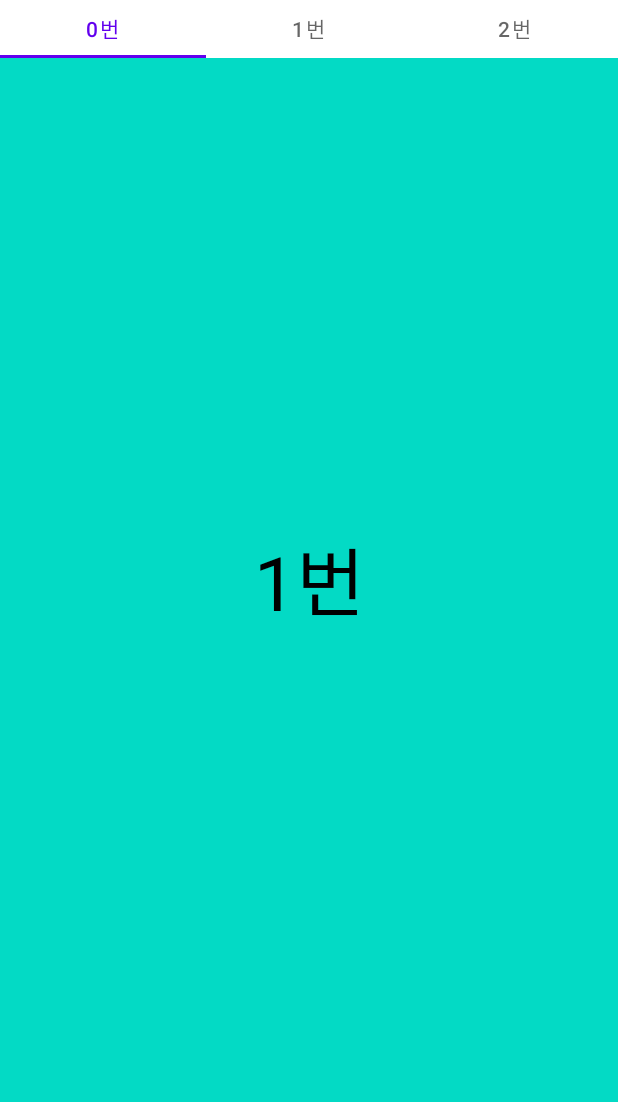
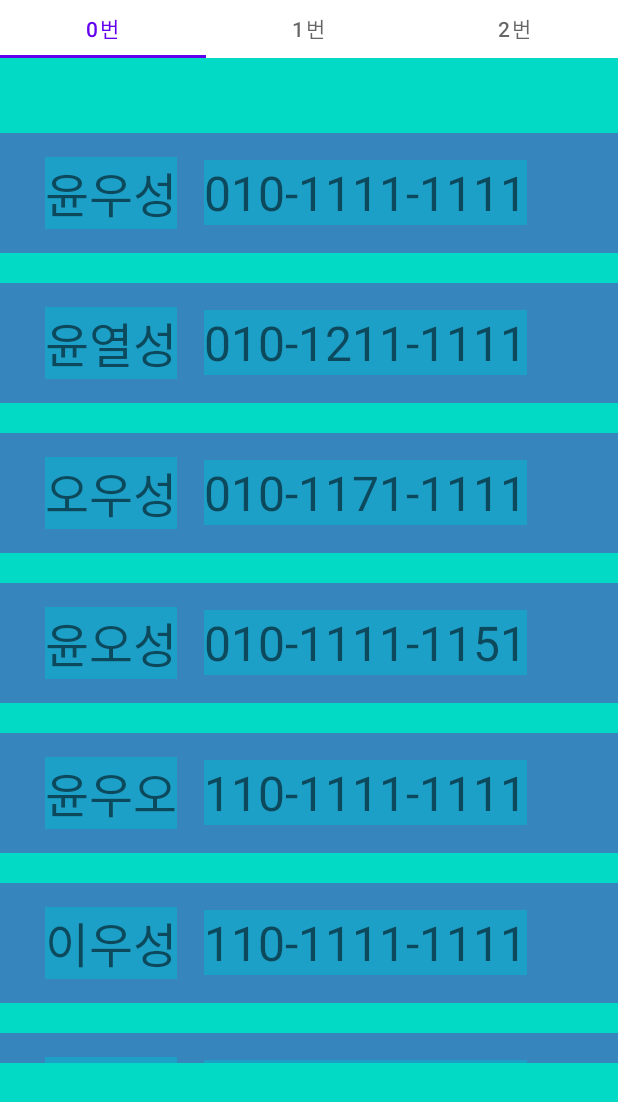
Before and after one commit to seilj/madcamp_week1, an Android app: the screen it shows after launch (MainActivity), on a phone screen of 412 x 824 dp, the part 134-1236 px from its top. Run offline under Robolectric (Android 15) with nearby library versions, the phone set to English and light mode, and no system bars; our stand-ins replace navigation-ui.

Commit message:
git commit
탭 1 구현

```diff
--- a/app/build.gradle
+++ b/app/build.gradle
@@ -45,6 +45,8 @@ dependencies {
     implementation libs.androidx.lifecycle.viewmodel.ktx
     implementation libs.androidx.navigation.fragment.ktx
     implementation libs.androidx.navigation.ui.ktx
+    implementation 'androidx.recyclerview:recyclerview:1.1.0'
+    implementation 'com.google.code.gson:gson:2.10.1'
     testImplementation libs.junit
     androidTestImplementation libs.androidx.junit
     androidTestImplementation libs.androidx.espresso.core
--- /dev/null
+++ b/app/src/main/assets/PeopleData.json
@@ -0,0 +1,46 @@
+[
+  {
+    "name": "윤우성",
+    "phoneNum": "010-1111-1111"
+  },
+  {
+    "name": "윤열성",
+    "phoneNum": "010-1211-1111"
+  },
+  {
+    "name": "오우성",
+    "phoneNum": "010-1171-1111"
+  },
+  {
+    "name": "윤오성",
+    "phoneNum": "010-1111-1151"
+  },
+  {
+    "name": "윤우오",
+    "phoneNum": "110-1111-1111"
+  },
+  {
+    "name": "이우성",
+    "phoneNum": "110-1111-1111"
+  },
+  {
+    "name": "윤우성",
+    "phoneNum": "010-1111-1111"
+  },
+  {
+    "name": "윤우성",
+    "phoneNum": "010-1111-1111"
+  },
+  {
+    "name": "윤우성",
+    "phoneNum": "010-1111-1111"
+  },
+  {
+    "name": "윤우성",
+    "phoneNum": "010-1111-1111"
+  },
+  {
+    "name": "윤우성",
+    "phoneNum": "010-1111-1111"
+  }
+]
--- a/app/src/main/java/com/example/myapplication/Fragment1.kt
+++ b/app/src/main/java/com/example/myapplication/Fragment1.kt
@@ -5,8 +5,41 @@ import android.view.LayoutInflater
 import android.view.View
 import android.view.ViewGroup
 import androidx.fragment.app.Fragment
+import androidx.recyclerview.widget.LinearLayoutManager
+import androidx.recyclerview.widget.RecyclerView
+import com.example.myapplication.databinding.ActivityMainBinding
 import com.example.myapplication.databinding.Fragment1Binding
+import com.example.myapplication.databinding.ItemRecyclerviewBinding
+import com.google.gson.Gson
+import android.util.Log
 
+
+data class PeopleData(val name: String, val phoneNum:String)
+
+class CustomAdapter(val peopleList: ArrayList<PeopleData>) : RecyclerView.Adapter<CustomAdapter.Holder>() {
+    //profileList의 Size를 return하여 몇 명의 data가 존재하는지 확인
+    override fun getItemCount(): Int {
+        return peopleList.size
+    }
+
+    //새로운 ViewHolder 객체 생성 및 ViewHolder의 레이아웃 inflate
+    override fun onCreateViewHolder(parent: ViewGroup, viewType: Int): CustomAdapter.Holder {
+        val binding = ItemRecyclerviewBinding.inflate(LayoutInflater.from(parent.context), parent, false)
+        return Holder(binding)
+    }
+    //RecyclerView에서 각 value를 Binding 할 때 호출되는 함수로 position 매개변수를 통해
+    //profileList에서 value를 꺼내고 각 View에 설정해준다.
+    override fun onBindViewHolder(holder: CustomAdapter.Holder, position: Int) {
+        holder.name.text = peopleList[position].name
+        holder.phonenum.text = peopleList[position].phoneNum
+
+    }
+    //binding 객체를 통해 각 View 요소에 접근하게 한다
+    inner class Holder(val binding: ItemRecyclerviewBinding) : RecyclerView.ViewHolder(binding.root) {
+        val name = binding.rvName
+        val phonenum = binding.rvPhonenum
+    }
+}
 
 class Fragment1: Fragment() {
     private lateinit var binding: Fragment1Binding
@@ -17,6 +50,21 @@ class Fragment1: Fragment() {
         savedInstanceState: Bundle?
     ): View {
         binding = Fragment1Binding.inflate(inflater, container, false)
+
+        val peopleList = ArrayList<PeopleData>()
+
+        val assetManager = resources.assets
+        val inputStream = assetManager.open("PeopleData.json")
+        val jsonString = inputStream.bufferedReader().use { it.readText() }
+        val gson = Gson()
+        val peopleArray: Array<PeopleData> = gson.fromJson(jsonString, Array<PeopleData>::class.java)
+        Log.d("Fragment1", "Loaded People Data: ${peopleList.joinToString { it.phoneNum }}")
+
+        peopleList.addAll(peopleArray)
+
+        binding.rv.adapter = CustomAdapter(peopleList)
+        binding.rv.layoutManager = LinearLayoutManager(requireContext())
+
         return binding.root
     }
 }
--- a/app/src/main/java/com/example/myapplication/Fragment2.kt
+++ b/app/src/main/java/com/example/myapplication/Fragment2.kt
@@ -17,6 +17,7 @@ class Fragment2: Fragment() {
         savedInstanceState: Bundle?
     ): View {
         binding = Fragment2Binding.inflate(inflater, container, false)
+
         return binding.root
     }
 }
--- a/app/src/main/res/layout/fragment1.xml
+++ b/app/src/main/res/layout/fragment1.xml
@@ -4,12 +4,11 @@
     android:layout_height="match_parent"
     android:background="@color/teal_200">
 
-    <TextView
+    <androidx.recyclerview.widget.RecyclerView
+        android:id="@+id/rv"
         android:layout_width="match_parent"
-        android:layout_height="match_parent"
-        android:gravity="center"
-        android:text="1번"
-        android:textColor="@color/black"
-        android:textSize="50dp" />
+        android:layout_height="620dp"
+        android:layout_marginTop="50dp"
+        android:layout_marginBottom="80dp" />
 
 </FrameLayout>
--- /dev/null
+++ b/app/src/main/res/layout/item_recyclerview.xml
@@ -0,0 +1,37 @@
+<?xml version="1.0" encoding="utf-8"?>
+<androidx.constraintlayout.widget.ConstraintLayout xmlns:android="http://schemas.android.com/apk/res/android"
+    android:layout_width="match_parent"
+    android:layout_height="100dp"
+    xmlns:app="http://schemas.android.com/apk/res-auto">
+
+    <LinearLayout
+        android:layout_width="match_parent"
+        android:layout_height="80dp"
+        android:background="#85673AB7"
+        android:orientation="horizontal"
+        app:layout_constraintTop_toTopOf="parent"
+        app:layout_constraintStart_toStartOf="parent"
+        app:layout_constraintEnd_toEndOf="parent">
+
+        <TextView
+            android:id="@+id/rv_name"
+            android:layout_width="wrap_content"
+            android:layout_height="wrap_content"
+            android:layout_gravity="center"
+            android:layout_marginStart="30dp"
+            android:background="#7700BCD4"
+            android:text="name"
+            android:textSize="32sp" />
+
+        <TextView
+            android:id="@+id/rv_phonenum"
+            android:layout_width="wrap_content"
+            android:layout_height="wrap_content"
+            android:layout_gravity="center"
+            android:layout_marginStart="18dp"
+            android:background="#7700BCD4"
+            android:text="phonenum"
+            android:textSize="32sp" />
+    </LinearLayout>
+
+</androidx.constraintlayout.widget.ConstraintLayout>
```
